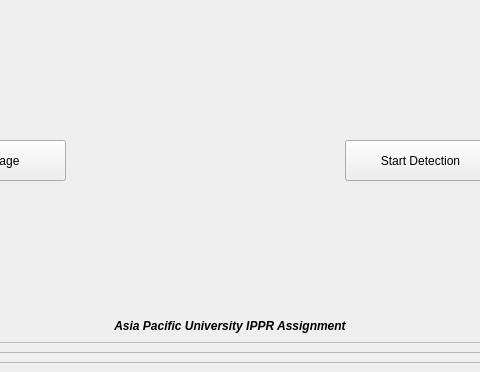
Above: UI_Design/manual_inspection_screen.ui from JJLee2910/Glove-Defect-Detection-System before the change; both pictures show x 402 to 882 and y 329 to 701 of the 996 by 701 pixel window. Below: the same form after it.
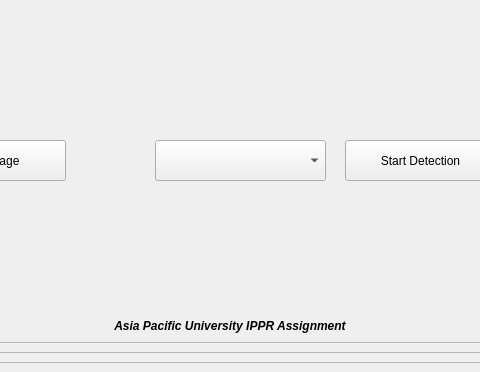
That is the form after the change. Icons and pictures are not drawn.

Commit message: completed manual inspection page logic

Diff of the .ui file:
```diff
--- a/UI_Design/manual_inspection_screen.ui
+++ b/UI_Design/manual_inspection_screen.ui
@@ -328,6 +328,25 @@
                  <string>Start Detection</string>
                 </property>
                </widget>
+               <widget class="QComboBox" name="detectionComboBox">
+                <property name="geometry">
+                 <rect>
+                  <x>250</x>
+                  <y>430</y>
+                  <width>171</width>
+                  <height>41</height>
+                 </rect>
+                </property>
+                <property name="currentText">
+                 <string/>
+                </property>
+                <property name="currentIndex">
+                 <number>-1</number>
+                </property>
+                <property name="placeholderText">
+                 <string>Select</string>
+                </property>
+               </widget>
               </widget>
              </item>
              <item>
```
The commit also changes 11 other files.
